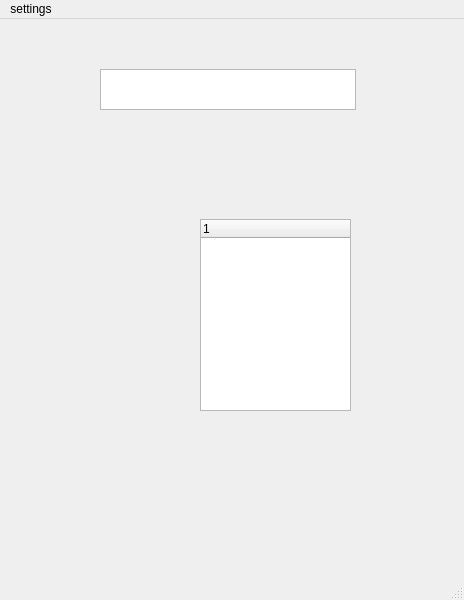
Qt form po/main.ui (najar1412/po) before a commit.
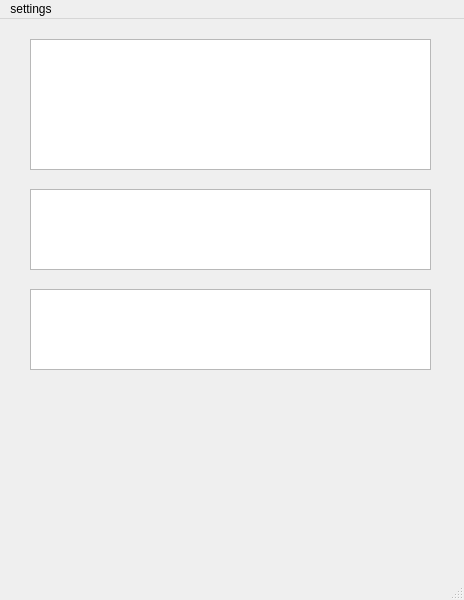
The same form after that commit.

```diff
--- a/po/main.ui
+++ b/po/main.ui
@@ -17,22 +17,35 @@
    <widget class="QListWidget" name="listWidget">
     <property name="geometry">
      <rect>
-      <x>100</x>
-      <y>50</y>
-      <width>256</width>
-      <height>41</height>
+      <x>30</x>
+      <y>20</y>
+      <width>401</width>
+      <height>131</height>
      </rect>
     </property>
    </widget>
-   <widget class="QTreeWidget" name="treeWidget">
+   <widget class="QListWidget" name="project_list">
     <property name="geometry">
      <rect>
-      <x>200</x>
-      <y>200</y>
-      <width>151</width>
-      <height>192</height>
+      <x>30</x>
+      <y>170</y>
+      <width>401</width>
+      <height>81</height>
      </rect>
     </property>
+   </widget>
+   <widget class="QTreeWidget" name="issued_tree">
+    <property name="geometry">
+     <rect>
+      <x>30</x>
+      <y>270</y>
+      <width>401</width>
+      <height>81</height>
+     </rect>
+    </property>
+    <attribute name="headerVisible">
+     <bool>false</bool>
+    </attribute>
     <column>
      <property name="text">
       <string notr="true">1</string>
```
Left out of the diff: 2 changed lines with no effect on the pictures.
